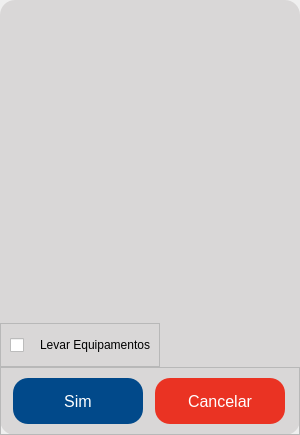
Above: App/view/ui/telaConfirmacao.ui from Senac-SOR-ADS/Mapa-de-Sala before the change. Below: the same form after it.
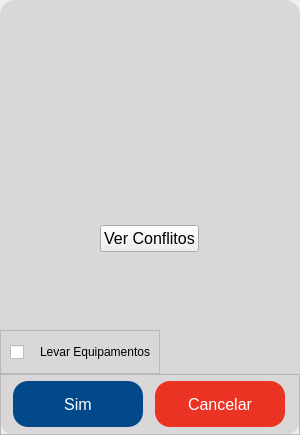
That is the form after the change. Icons and pictures are not drawn.

The edit to the form file:
```diff
--- a/App/view/ui/telaConfirmacao.ui
+++ b/App/view/ui/telaConfirmacao.ui
@@ -164,6 +164,21 @@
         </property>
        </widget>
       </item>
+      <item alignment="Qt::AlignHCenter">
+       <widget class="QPushButton" name="btnAbrirConflitos">
+        <property name="font">
+         <font>
+          <pointsize>12</pointsize>
+         </font>
+        </property>
+        <property name="cursor">
+         <cursorShape>PointingHandCursor</cursorShape>
+        </property>
+        <property name="text">
+         <string>Ver Conflitos</string>
+        </property>
+       </widget>
+      </item>
       <item alignment="Qt::AlignHCenter|Qt::AlignVCenter">
        <widget class="QLabel" name="aviso">
         <property name="minimumSize">
```
